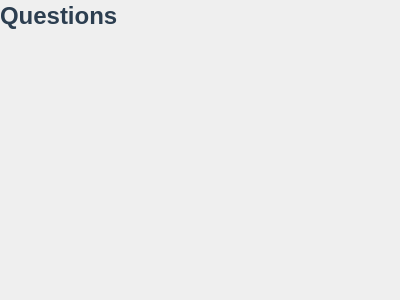
The window that GUI/UI/questionsPage.ui (Med-Atir/E-class-desktop-version-) describes before a commit, drawn with Qt 5.
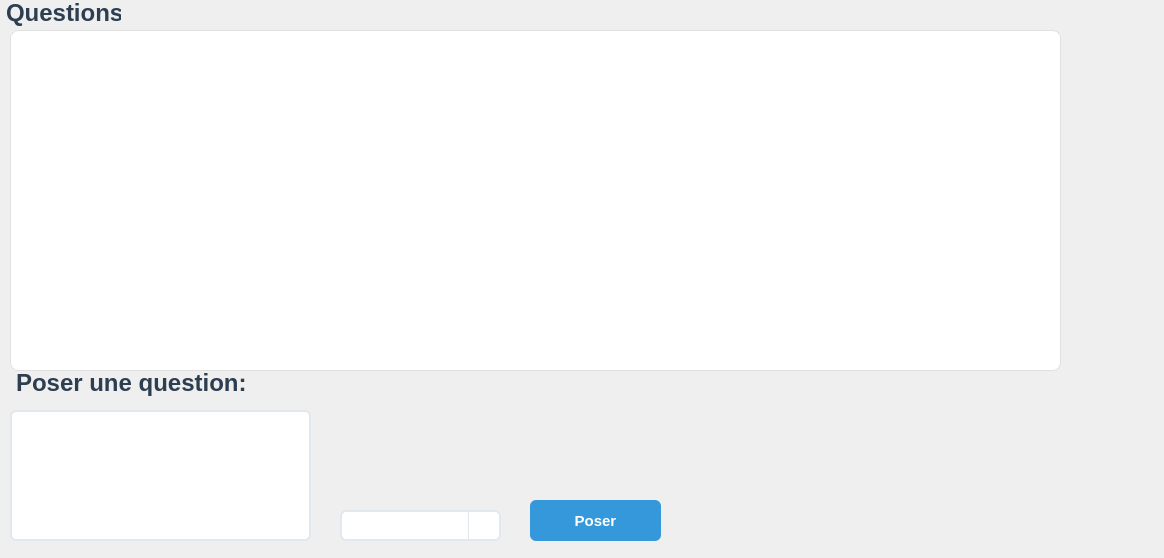
The same window after the commit.

The edit to the form file:
```diff
--- a/GUI/UI/questionsPage.ui
+++ b/GUI/UI/questionsPage.ui
@@ -6,13 +6,102 @@
    <rect>
     <x>0</x>
     <y>0</y>
-    <width>400</width>
-    <height>300</height>
+    <width>1164</width>
+    <height>558</height>
    </rect>
   </property>
   <property name="windowTitle">
    <string>Questions</string>
   </property>
+  <property name="styleSheet">
+   <string notr="true">QWidget {
+    font-family: &quot;Segoe UI&quot;, &quot;Helvetica Neue&quot;, Arial, sans-serif;
+    font-size: 14px;
+    color: #2c3e50; 
+}
+
+QLabel {
+    font-size: 22px;
+    font-weight: bold;
+    color: brown; 
+    padding-bottom: 5px;
+}
+QTableWidget {
+    background-color: #ffffff;
+    alternate-background-color: #f8f9fa; 
+    border: 1px solid #e0e0e0;
+    border-radius: 8px; 
+    gridline-color: #eeeeee;
+    selection-background-color: #3498db; 
+    selection-color: #ffffff;
+    padding: 5px;
+}
+
+QHeaderView::section {
+    background-color: #2c3e50; 
+    color: white;
+    font-weight: bold;
+    font-size: 13px;
+    padding: 8px;
+    border: none;
+    border-right: 1px solid #34495e;
+}
+
+QTableCornerButton::section {
+    background-color: #2c3e50;
+    border: none;
+}
+
+QLineEdit, QTextEdit {
+    background-color: #ffffff;
+    border: 2px solid #e2e8f0;
+    border-radius: 6px;
+    padding: 8px;
+    color: #333333;
+}
+
+QLineEdit:focus, QTextEdit:focus {
+    border: 2px solid #3498db;
+    background-color: #fbfdff;
+}
+QComboBox {
+    background-color: #ffffff;
+    border: 2px solid #e2e8f0;
+    border-radius: 6px;
+    padding: 6px 15px;
+    color: #333333;
+    font-weight: bold;
+}
+
+QComboBox:hover, QComboBox:focus {
+    border: 2px solid #3498db;
+}
+QComboBox::drop-down {
+    subcontrol-origin: padding;
+    subcontrol-position: top right;
+    width: 30px;
+    border-left: 1px solid #e2e8f0;
+    border-top-right-radius: 6px;
+    border-bottom-right-radius: 6px;
+}
+QPushButton {
+    background-color: #3498db; 
+    color: white;
+    border: none;
+    border-radius: 6px;
+    padding: 10px 20px;
+    font-weight: bold;
+    font-size: 15px;
+}
+
+QPushButton:hover {
+    background-color: #2980b9; 
+}
+
+QPushButton:pressed {
+    background-color: #1f618d;
+}</string>
+  </property>
   <widget class="QLabel" name="label">
    <property name="geometry">
     <rect>
@@ -32,6 +121,87 @@
     <string>Questions</string>
    </property>
   </widget>
+  <widget class="QLabel" name="label_2">
+   <property name="geometry">
+    <rect>
+     <x>10</x>
+     <y>360</y>
+     <width>241</width>
+     <height>51</height>
+    </rect>
+   </property>
+   <property name="styleSheet">
+    <string notr="true">  color: #2C3E50;
+    font-family: 'Segoe UI', Arial, sans-serif;
+    font-size: 24px;
+    font-weight: bold;</string>
+   </property>
+   <property name="text">
+    <string>Poser une question:</string>
+   </property>
+  </widget>
+  <widget class="QTextEdit" name="question">
+   <property name="geometry">
+    <rect>
+     <x>10</x>
+     <y>410</y>
+     <width>301</width>
+     <height>131</height>
+    </rect>
+   </property>
+  </widget>
+  <widget class="QComboBox" name="classe">
+   <property name="geometry">
+    <rect>
+     <x>340</x>
+     <y>510</y>
+     <width>161</width>
+     <height>31</height>
+    </rect>
+   </property>
+  </widget>
+  <widget class="QPushButton" name="poser">
+   <property name="geometry">
+    <rect>
+     <x>530</x>
+     <y>500</y>
+     <width>131</width>
+     <height>41</height>
+    </rect>
+   </property>
+   <property name="text">
+    <string>Poser</string>
+   </property>
+  </widget>
+  <widget class="QLabel" name="msgVide">
+   <property name="geometry">
+    <rect>
+     <x>20</x>
+     <y>50</y>
+     <width>661</width>
+     <height>51</height>
+    </rect>
+   </property>
+   <property name="styleSheet">
+    <string notr="true">  color: #2C3E50;
+    font-family: 'Segoe UI', Arial, sans-serif;
+    font-size: 24px;
+    font-weight: bold;</string>
+   </property>
+   <property name="text">
+    <string/>
+   </property>
+  </widget>
+  <widget class="QTableWidget" name="tabQuestions">
+   <property name="geometry">
+    <rect>
+     <x>10</x>
+     <y>30</y>
+     <width>1051</width>
+     <height>341</height>
+    </rect>
+   </property>
+  </widget>
  </widget>
  <resources/>
  <connections/>
```
